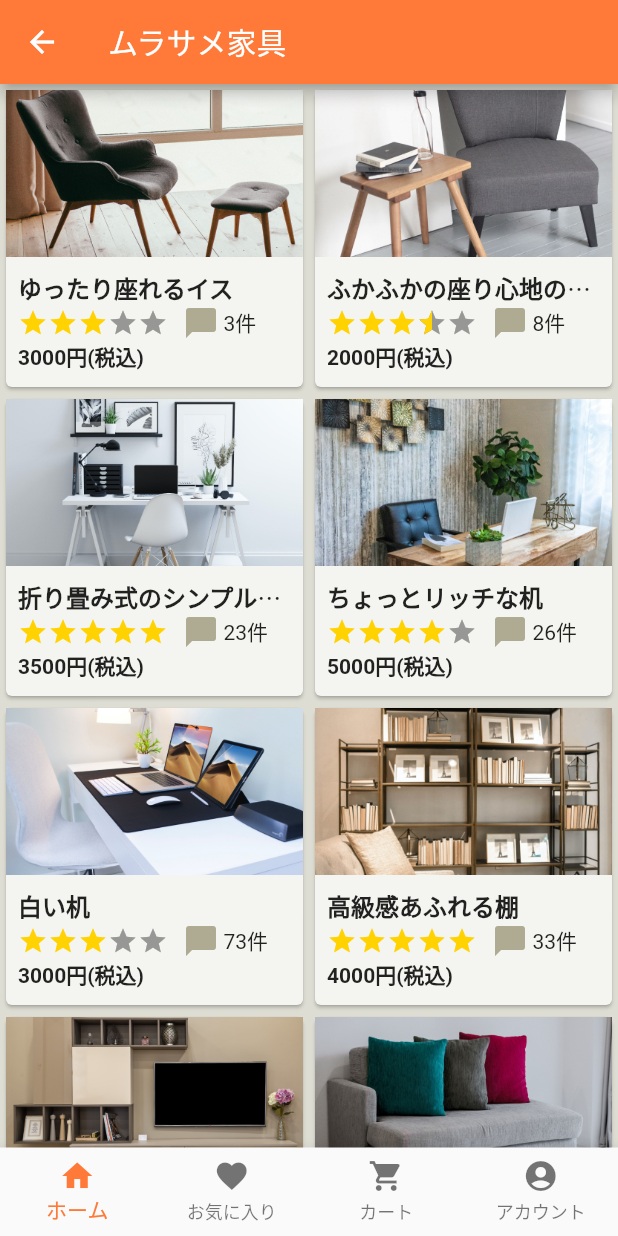
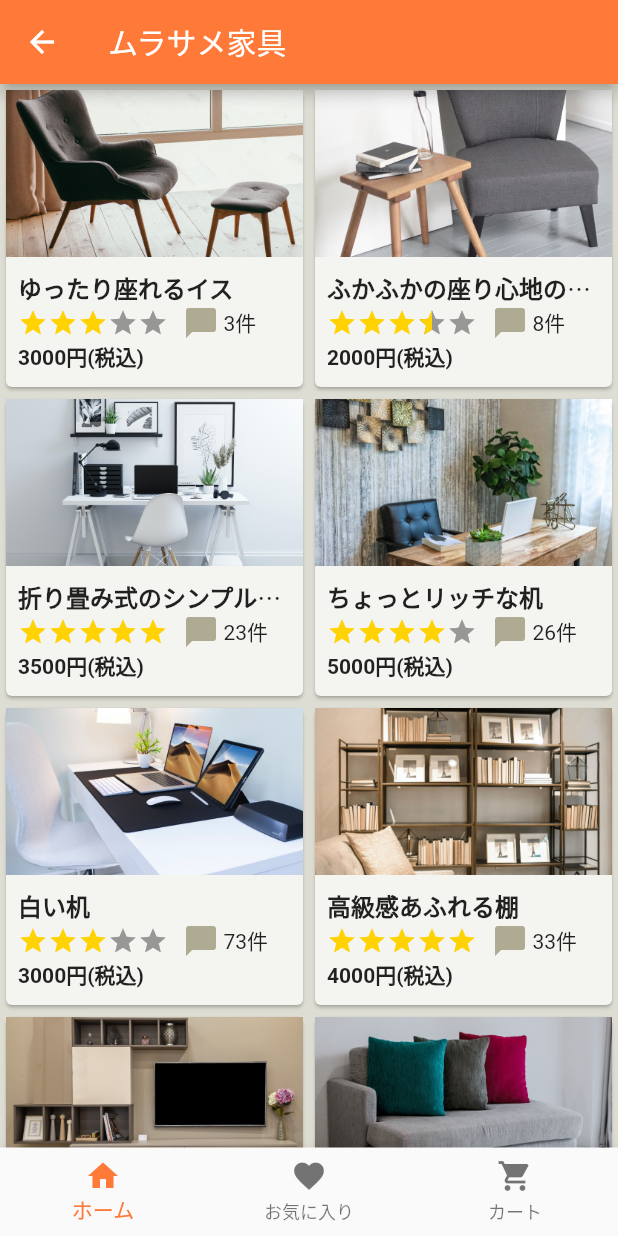
Before and after one commit to soundring/murasame_playground, a Flutter app: the EcAppHomePage screen opened by its route, on a phone screen of 412 x 824 dp. Run offline on Flutter 3.47's test engine with Material 2 defaults, Android fonts, the phone set to English and light mode, and no system bars; drawn by our look-alikes of flutter_rating_bar; our stand-ins replace flutter_hooks, freezed_annotation, gap, go_router, hooks_riverpod, riverpod_annotation and 1 more; accounts and stored records are empty; generated files the repository leaves out were written again.

Commit message:
:wrench:特に内容が思いつかなかったのでアカウントページ削除

```diff
--- a/lib/ec_app/pages/home_page.dart
+++ b/lib/ec_app/pages/home_page.dart
@@ -6,20 +6,18 @@ import 'package:flutter_hooks/flutter_hooks.dart';
 import 'package:hooks_riverpod/hooks_riverpod.dart';
 
 // Project imports:
-import 'account_page.dart';
 import 'cart_page.dart';
 import 'favorite_page.dart';
 import 'product_page.dart';
 import 'search_page.dart';
 
-final List<String> _appBarTitle = ['ムラサメ家具', 'お気に入り', 'カート', 'アカウント'];
+final List<String> _appBarTitle = ['ムラサメ家具', 'お気に入り', 'カート'];
 
 final List<Widget> _pageList = <Widget>[
   const ProductPage(),
   // const SearchPage(),
   const FavoritePage(),
   const CartPage(),
-  const AccountPage()
 ];
 
 const _bottomNavigationBarItem = <BottomNavigationBarItem>[
@@ -38,10 +36,6 @@ const _bottomNavigationBarItem = <BottomNavigationBarItem>[
   BottomNavigationBarItem(
     icon: Icon(Icons.shopping_cart),
     label: 'カート',
-  ),
-  BottomNavigationBarItem(
-    icon: Icon(Icons.account_circle),
-    label: 'アカウント',
   ),
 ];
 
```
Also changed, not shown: lib/ec_app/pages/account_page.dart (deleted, +0 -13 lines).
